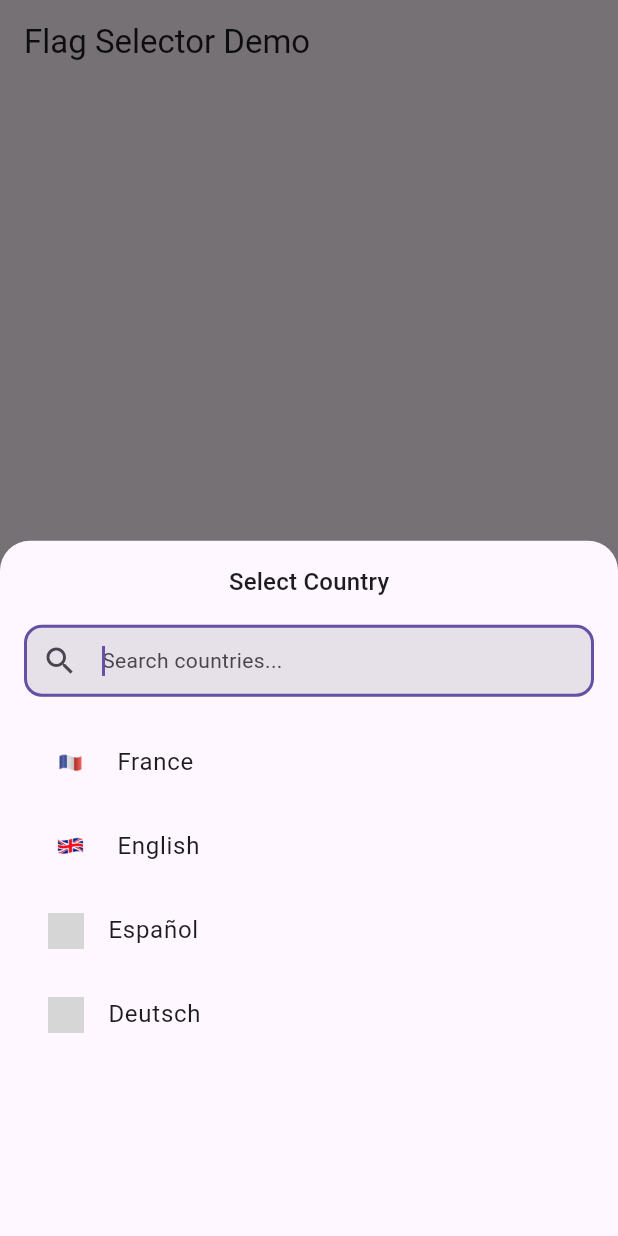
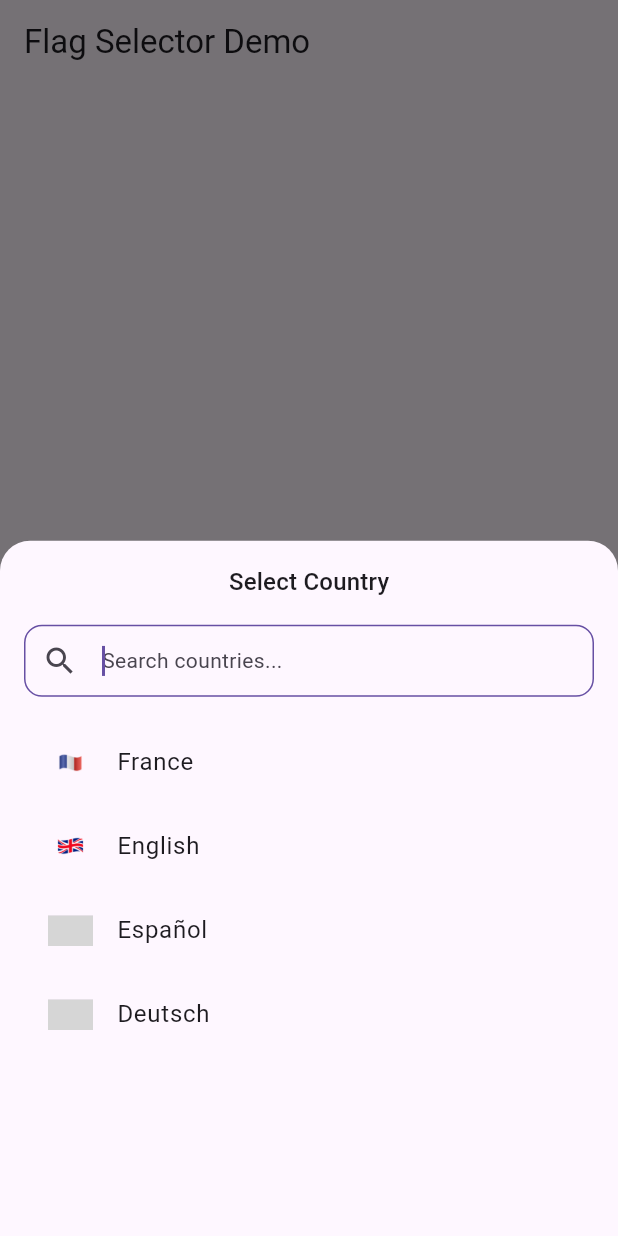
Before and after one commit to kteken10/flutter_flag_selector, a Flutter app: the screen it shows after launch, after a tap on "France", on a phone screen of 412 x 824 dp. Run offline on Flutter 3.47's test engine with Material 3 defaults, Android fonts, the phone set to English and light mode, and no system bars; grey boxes are pictures that could not be loaded.

Commit message:
update search_input  customisable Style

```diff
--- a/lib/src/flag_selector.dart
+++ b/lib/src/flag_selector.dart
@@ -2,135 +2,73 @@ import 'package:flutter/material.dart';
 import 'models/country_model.dart';
 import 'widgets/country_picker.dart';
 
-
-/// Signature for building custom search input widgets
-typedef SearchInputBuilder = Widget Function(BuildContext context);
-
-/// Signature for building custom country list items
+typedef SearchInputBuilder = Widget Function(BuildContext context, TextEditingController controller);
 typedef CountryItemBuilder = Widget Function(BuildContext context, Country country);
-
-/// Signature for building completely custom modal pickers
 typedef ModalPickerBuilder = Widget Function(
   BuildContext context,
   List<Country> countries,
   ValueChanged<Country> onSelected,
 );
 
-/// A customizable country flag selector with modal picker.
-///
-/// This widget provides a compact way to select countries with flags,
-/// and opens a modal picker when tapped. Every aspect of the UI can be customized.
 class FlagSelector extends StatefulWidget {
-  /// List of available countries to select from
   final List<Country> countries;
-
-  /// Initially selected country (by country code)
   final String? initialCountry;
-
-  /// Callback when country selection changes
   final ValueChanged<Country>? onCountryChanged;
 
   // Main selector styling
-  /// Padding around the selector content
   final EdgeInsetsGeometry? padding;
-
-  /// Decoration for the selector container
   final BoxDecoration? decoration;
-
-  /// Space between flag, text and icon
   final double gap;
-
-  /// Fixed width for the selector
   final double? width;
-
-  /// Fixed height for the selector
   final double? height;
 
   // Flag styling
-  /// Width of the flag image
   final double flagWidth;
-
-  /// Height of the flag image
   final double flagHeight;
-
-  /// Custom builder for flag widget
   final Widget Function(BuildContext, Country)? flagBuilder;
 
   // Text styling
-  /// Style for the country name text
   final TextStyle? textStyle;
-
-  /// Custom country name formatter
   final String Function(Country)? countryNameBuilder;
 
   // Dropdown icon
-  /// Custom dropdown icon widget
   final Widget? dropdownIcon;
-
-  /// Size of the dropdown icon
   final double iconSize;
-
-  /// Color of the dropdown icon
   final Color? iconColor;
 
   // Modal customization
-  /// Completely custom modal builder
   final ModalPickerBuilder? modalBuilder;
-
-  /// Style configuration for the default modal
   final CountryPickerStyle? pickerStyle;
-
-  /// Whether to show title in modal
   final bool showModalTitle;
-
-  /// Title text for the modal
   final String? modalTitle;
-
-  /// Style for the modal title
   final TextStyle? modalTitleStyle;
-
-  /// Padding around the modal title
   final EdgeInsetsGeometry? modalTitlePadding;
-
-  /// Height factor for the modal (0.0 to 1.0)
   final double modalHeightFactor;
 
   // Country list customization
-  /// Custom builder for country list items
   final CountryItemBuilder? countryItemBuilder;
-
-  /// Padding for country list items
   final EdgeInsetsGeometry? countryItemPadding;
-
-  /// Fixed height for country list items
   final double? countryItemHeight;
-
-  /// Background color for country items
   final Color? countryItemColor;
-
-  /// Background color for selected country item
   final Color? selectedCountryItemColor;
 
   // Search customization
-  /// Custom search input builder
   final SearchInputBuilder? searchBuilder;
-
-  /// Decoration for the search input field
   final InputDecoration? searchDecoration;
-
-  /// Text style for the search input
   final TextStyle? searchTextStyle;
-
-  /// Hint text for the search input
   final String? searchHintText;
-
-  /// Padding around the search input
   final EdgeInsetsGeometry? searchPadding;
-
-  /// Whether to show search input in modal
   final bool showSearch;
 
-  /// Creates a flag selector widget
+  // Search container styling
+  final Color? searchContainerColor;
+  final BorderRadius? searchContainerBorderRadius;
+  final BoxBorder? searchContainerBorder;
+  final List<BoxShadow>? searchContainerShadow;
+  final EdgeInsetsGeometry? searchContainerMargin;
+  final EdgeInsetsGeometry? searchContainerPadding;
+  final EdgeInsetsGeometry? searchInputPadding;
+
   const FlagSelector({
     super.key,
     this.countries = defaultCountries,
@@ -167,6 +105,13 @@ class FlagSelector extends StatefulWidget {
     this.searchHintText = 'Search countries...',
     this.searchPadding,
     this.showSearch = true,
+    this.searchContainerColor,
+    this.searchContainerBorderRadius,
+    this.searchContainerBorder,
+    this.searchContainerShadow,
+    this.searchContainerMargin,
+    this.searchContainerPadding,
+    this.searchInputPadding,
   });
 
   @override
@@ -182,7 +127,6 @@ class _FlagSelectorState extends State<FlagSelector> {
     _selectedCountry = _findInitialCountry();
   }
 
-  /// Finds the initial country based on initialCountry code
   Country _findInitialCountry() {
     if (widget.initialCountry != null) {
       return widget.countries.firstWhere(
@@ -193,7 +137,6 @@ class _FlagSelectorState extends State<FlagSelector> {
     return widget.countries.first;
   }
 
-  /// Opens the country picker modal
   void _openCountryPicker(BuildContext context) {
     if (widget.modalBuilder != null) {
       showModalBottomSheet(
@@ -219,6 +162,13 @@ class _FlagSelectorState extends State<FlagSelector> {
             titleStyle: widget.modalTitleStyle ?? Theme.of(context).textTheme.titleMedium,
             modalHeight: widget.modalHeightFactor,
             padding: const EdgeInsets.all(16),
+            searchContainerColor: widget.searchContainerColor,
+            searchContainerBorderRadius: widget.searchContainerBorderRadius,
+            searchContainerBorder: widget.searchContainerBorder,
+            searchContainerShadow: widget.searchContainerShadow,
+            searchContainerMargin: widget.searchContainerMargin,
+            searchContainerPadding: widget.searchContainerPadding,
+            searchInputPadding: widget.searchInputPadding,
           ),
           showTitle: widget.showModalTitle,
           title: widget.modalTitle,
--- a/lib/src/widgets/country_picker.dart
+++ b/lib/src/widgets/country_picker.dart
@@ -1,37 +1,28 @@
+import 'dart:async';
+
 import 'package:flutter/material.dart';
 import '../../flutter_flag_selector.dart';
 import 'search_input.dart';
 
-/// Style configuration for the country picker modal
-///
-/// This class allows customization of the modal's appearance including
-/// background color, border radius, title style, and dimensions.
 class CountryPickerStyle {
-  /// Background color of the modal
   final Color? backgroundColor;
-
-  /// Border radius of the modal
   final BorderRadius? borderRadius;
-
-  /// Text style for the modal title
   final TextStyle? titleStyle;
-
-  /// Height factor of the modal (0.0 to 1.0 relative to screen height)
   final double? modalHeight;
-
-  /// Padding around the modal content
   final EdgeInsetsGeometry? padding;
-
-  /// Padding around the modal title
   final EdgeInsetsGeometry? titlePadding;
-
-  /// Color of dividers between country items
   final Color? dividerColor;
-
-  /// Thickness of dividers between country items
   final double? dividerThickness;
 
-  /// Creates a style for the country picker modal
+  // Search container styling
+  final Color? searchContainerColor;
+  final BorderRadius? searchContainerBorderRadius;
+  final BoxBorder? searchContainerBorder;
+  final List<BoxShadow>? searchContainerShadow;
+  final EdgeInsetsGeometry? searchContainerMargin;
+  final EdgeInsetsGeometry? searchContainerPadding;
+  final EdgeInsetsGeometry? searchInputPadding;
+
   const CountryPickerStyle({
     this.backgroundColor,
     this.borderRadius,
@@ -41,71 +32,37 @@ class CountryPickerStyle {
     this.titlePadding,
     this.dividerColor,
     this.dividerThickness,
+    this.searchContainerColor,
+    this.searchContainerBorderRadius,
+    this.searchContainerBorder,
+    this.searchContainerShadow,
+    this.searchContainerMargin,
+    this.searchContainerPadding,
+    this.searchInputPadding,
   });
 }
 
-/// A customizable modal country picker with search functionality
-///
-/// This widget displays a scrollable list of countries in a modal bottom sheet,
-/// with optional search functionality. It's typically used in conjunction with
-/// [FlagSelector].
-class CountryPicker extends StatelessWidget {
-  /// List of countries to display in the picker
+class CountryPicker extends StatefulWidget {
   final List<Country> countries;
+  final ValueChanged<Country> onSelected;
+  final CountryPickerStyle style;
+  final bool showTitle;
+  final String? title;
+  final EdgeInsetsGeometry? titlePadding;
+  final Widget Function(BuildContext, Country)? countryItemBuilder;
+  final EdgeInsetsGeometry? countryItemPadding;
+  final double? countryItemHeight;
+  final Color? countryItemColor;
+  final Color? selectedCountryItemColor;
+  final SearchInputBuilder? searchBuilder;
+  final InputDecoration? searchDecoration;
+  final TextStyle? searchTextStyle;
+  final String? searchHintText;
+  final EdgeInsetsGeometry? searchPadding;
+  final bool showSearch;
+  final Duration? searchDebounceDuration;
+  final Country? initiallySelectedCountry;
 
-  /// Callback when a country is selected
-  final ValueChanged<Country> onSelected;
-
-  /// Style configuration for the picker modal
-  final CountryPickerStyle style;
-
-  /// Whether to show the title at the top of the modal
-  final bool showTitle;
-
-  /// Title text to display at the top of the modal
-  final String? title;
-
-  /// Padding around the title
-  final EdgeInsetsGeometry? titlePadding;
-
-  // Country list customization
-
-  /// Builder for custom country list items
-  final Widget Function(BuildContext, Country)? countryItemBuilder;
-
-  /// Padding for each country list item
-  final EdgeInsetsGeometry? countryItemPadding;
-
-  /// Fixed height for country list items
-  final double? countryItemHeight;
-
-  /// Background color for country items
-  final Color? countryItemColor;
-
-  /// Background color for the selected country item
-  final Color? selectedCountryItemColor;
-
-  // Search customization
-
-  /// Builder for custom search input widget
-  final SearchInputBuilder? searchBuilder;
-
-  /// Decoration for the default search input field
-  final InputDecoration? searchDecoration;
-
-  /// Text style for the search input
-  final TextStyle? searchTextStyle;
-
-  /// Hint text for the search input
-  final String? searchHintText;
-
-  /// Padding around the search input
-  final EdgeInsetsGeometry? searchPadding;
-
-  /// Whether to show the search input field
-  final bool showSearch;
-
-  /// Creates a country picker widget
   const CountryPicker({
     super.key,
     required this.countries,
@@ -125,48 +82,127 @@ class CountryPicker extends StatelessWidget {
     this.searchHintText,
     this.searchPadding,
     this.showSearch = true,
+    this.searchDebounceDuration,
+    this.initiallySelectedCountry,
   });
+
+  @override
+  State<CountryPicker> createState() => _CountryPickerState();
+}
+
+class _CountryPickerState extends State<CountryPicker> {
+  late final ValueNotifier<String> _searchNotifier;
+  late final TextEditingController _searchController;
+  Timer? _debounceTimer;
+
+  @override
+  void initState() {
+    super.initState();
+    _searchNotifier = ValueNotifier('');
+    _searchController = TextEditingController();
+  }
+
+  @override
+  void dispose() {
+    _searchNotifier.dispose();
+    _searchController.dispose();
+    _debounceTimer?.cancel();
+    super.dispose();
+  }
+
+  void _onSearchChanged(String value) {
+    _debounceTimer?.cancel();
+    _debounceTimer = Timer(
+      widget.searchDebounceDuration ?? const Duration(milliseconds: 300),
+      () => _searchNotifier.value = value,
+    );
+  }
+
+  List<Country> _filterCountries(String searchValue) {
+    if (searchValue.isEmpty) return widget.countries;
+    return widget.countries
+        .where((country) =>
+            country.name.toLowerCase().contains(searchValue.toLowerCase()) ||
+            country.code.toLowerCase().contains(searchValue.toLowerCase()))
+        .toList();
+  }
 
   @override
   Widget build(BuildContext context) {
     return Container(
       constraints: BoxConstraints(
-        maxHeight: MediaQuery.of(context).size.height * (style.modalHeight ?? 0.7),
+        maxHeight: MediaQuery.of(context).size.height * (widget.style.modalHeight ?? 0.7),
       ),
       decoration: BoxDecoration(
-        color: style.backgroundColor ?? Theme.of(context).canvasColor,
-        borderRadius: style.borderRadius ?? const BorderRadius.vertical(
-          top: Radius.circular(20)),
+        color: widget.style.backgroundColor ?? Theme.of(context).canvasColor,
+        borderRadius: widget.style.borderRadius ??
+            const BorderRadius.vertical(top: Radius.circular(20)),
       ),
-      padding: style.padding ?? const EdgeInsets.all(16),
+      padding: widget.style.padding ?? const EdgeInsets.all(16),
       child: Column(
         children: [
-          if (showTitle && title != null)
+          if (widget.showTitle && widget.title != null)
             Padding(
-              padding: titlePadding ?? style.titlePadding ?? const EdgeInsets.only(bottom: 16),
+              padding: widget.titlePadding ??
+                  widget.style.titlePadding ??
+                  const EdgeInsets.only(bottom: 16),
               child: Text(
-                title!,
-                style: style.titleStyle ?? Theme.of(context).textTheme.titleMedium,
+                widget.title!,
+                style: widget.style.titleStyle ??
+                    Theme.of(context).textTheme.titleMedium,
               ),
             ),
-          if (showSearch)
+          if (widget.showSearch)
             Padding(
-              padding: searchPadding ?? EdgeInsets.zero,
-              child: searchBuilder?.call(context) ?? SearchInput(
-                decoration: searchDecoration,
-                textStyle: searchTextStyle,
-                hintText: searchHintText ?? 'Search countries...',
-                autofocus: true,
-              ),
+              padding: widget.searchPadding ?? EdgeInsets.zero,
+              child: widget.searchBuilder?.call(context, _searchController) ??
+                  SearchInput(
+                    controller: _searchController,
+                    decoration: widget.searchDecoration,
+                    textStyle: widget.searchTextStyle,
+                    hintText: widget.searchHintText ?? 'Search countries...',
+                    autofocus: true,
+                    onChanged: _onSearchChanged,
+                    suffixIcon: _searchController.text.isNotEmpty
+                        ? IconButton(
+                            icon: const Icon(Icons.clear),
+                            onPressed: () {
+                              _searchController.clear();
+                              _searchNotifier.value = '';
+                            },
+                          )
+                        : null,
+                    containerColor: widget.style.searchContainerColor,
+                    containerBorderRadius: widget.style.searchContainerBorderRadius,
+                    containerBorder: widget.style.searchContainerBorder,
+                    containerShadow: widget.style.searchContainerShadow,
+                    margin: widget.style.searchContainerMargin,
+                    padding: widget.style.searchContainerPadding,
+                    inputPadding: widget.style.searchInputPadding,
+                  ),
             ),
-          if (showSearch) const SizedBox(height: 16),
+          if (widget.showSearch) const SizedBox(height: 16),
           Expanded(
-            child: ListView.builder(
-              itemCount: countries.length,
-              itemBuilder: (context, index) {
-                final country = countries[index];
-                return countryItemBuilder?.call(context, country) ??
-                    _buildDefaultCountryItem(context, country);
+            child: ValueListenableBuilder<String>(
+              valueListenable: _searchNotifier,
+              builder: (context, searchValue, _) {
+                final filteredCountries = _filterCountries(searchValue);
+                return filteredCountries.isEmpty
+                    ? _buildEmptyState()
+                    : ListView.builder(
+                        itemCount: filteredCountries.length,
+                        itemBuilder: (context, index) {
+                          final country = filteredCountries[index];
+                          final isSelected = widget.initiallySelectedCountry != null &&
+                              widget.initiallySelectedCountry!.code == country.code;
+                          return widget.countryItemBuilder?.call(context, country) ??
+                              _buildDefaultCountryItem(
+                                context,
+                                country,
+                                isSelected: isSelected,
+                              );
+                        },
+                      );
               },
             ),
           ),
@@ -175,25 +211,63 @@ class CountryPicker extends StatelessWidget {
     );
   }
 
-  /// Builds the default country list item widget
-  Widget _buildDefaultCountryItem(BuildContext context, Country country) {
+  Widget _buildEmptyState() {
+    return Center(
+      child: Column(
+        mainAxisAlignment: MainAxisAlignment.center,
+        children: [
+          const Icon(Icons.search_off, size: 48),
+          const SizedBox(height: 16),
+          Text(
+            'No countries found',
+            style: Theme.of(context).textTheme.titleMedium,
+          ),
+          const SizedBox(height: 8),
+          Text(
+            'Try a different search',
+            style: Theme.of(context).textTheme.bodyMedium,
+          ),
+        ],
+      ),
+    );
+  }
+
+  Widget _buildDefaultCountryItem(
+    BuildContext context,
+    Country country, {
+    bool isSelected = false,
+  }) {
     return Container(
-      height: countryItemHeight,
-      color: countryItemColor,
+      height: widget.countryItemHeight,
+      color: isSelected
+          ? widget.selectedCountryItemColor ?? Theme.of(context).highlightColor
+          : widget.countryItemColor,
       child: ListTile(
-        contentPadding: countryItemPadding,
+        contentPadding: widget.countryItemPadding,
         leading: Image.asset(
           'packages/flutter_flag_selector/assets/images/${country.code}.png',
           width: 30,
           height: 20,
-          errorBuilder: (_, __, ___) => const Icon(Icons.flag),
+          errorBuilder: (_, __, ___) => Container(
+            width: 30,
+            height: 20,
+            decoration: BoxDecoration(
+              color: Colors.grey[200],
+              border: Border.all(color: Colors.grey),
+            ),
+            child: const Icon(Icons.flag, size: 16),
+          ),
         ),
         title: Text(country.name),
+        trailing: isSelected ? const Icon(Icons.check) : null,
         onTap: () {
-          onSelected(country);
+          widget.onSelected(country);
           Navigator.pop(context);
         },
       ),
     );
   }
 }
+
+typedef SearchInputBuilder = Widget Function(
+    BuildContext context, TextEditingController controller);
--- a/lib/src/widgets/search_input.dart
+++ b/lib/src/widgets/search_input.dart
@@ -1,51 +1,30 @@
 import 'package:flutter/material.dart';
 
-/// A customizable search input field with built-in styling defaults
-///
-/// This widget provides a ready-to-use search input with optional customization
-/// for all visual aspects. It includes default search icon and styling that
-/// matches Material Design guidelines while allowing full customization.
 class SearchInput extends StatefulWidget {
-  /// Controller for the search text field
   final TextEditingController? controller;
-
-  /// Decoration for the input field (overrides other styling parameters)
   final InputDecoration? decoration;
-
-  /// Text style for the input text
   final TextStyle? textStyle;
-
-  /// Hint text displayed when the input is empty
   final String hintText;
-
-  /// Callback when the text changes
   final ValueChanged<String>? onChanged;
-
-  /// Whether the field should autofocus when displayed
   final bool autofocus;
-
-  /// Focus node for controlling focus programmatically
   final FocusNode? focusNode;
 
-  /// Padding around the search field
+  // Container styling
   final EdgeInsetsGeometry? padding;
+  final Color? containerColor;
+  final BorderRadius? containerBorderRadius;
+  final BoxBorder? containerBorder;
+  final List<BoxShadow>? containerShadow;
+  final EdgeInsetsGeometry? margin;
 
-  /// Background fill color
+  // Input field styling
   final Color? fillColor;
+  final double? borderRadius;
+  final Widget? prefixIcon;
+  final Widget? suffixIcon;
+  final EdgeInsetsGeometry? contentPadding;
+  final EdgeInsetsGeometry? inputPadding;
 
-  /// Border radius for the input field
-  final double? borderRadius;
-
-  /// Widget to display before the input (defaults to search icon)
-  final Widget? prefixIcon;
-
-  /// Widget to display after the input
-  final Widget? suffixIcon;
-
-  /// Padding around the input content
-  final EdgeInsetsGeometry? contentPadding;
-
-  /// Creates a search input field
   const SearchInput({
     super.key,
     this.controller,
@@ -56,11 +35,17 @@ class SearchInput extends StatefulWidget {
     this.autofocus = false,
     this.focusNode,
     this.padding,
+    this.containerColor,
+    this.containerBorderRadius,
+    this.containerBorder,
+    this.containerShadow,
+    this.margin,
     this.fillColor,
     this.borderRadius,
     this.prefixIcon,
     this.suffixIcon,
     this.contentPadding,
+    this.inputPadding,
   });
 
   @override
@@ -78,7 +63,6 @@ class _SearchInputState extends State<SearchInput> {
 
   @override
   void dispose() {
-    // Only dispose the controller if we created it ourselves
     if (widget.controller == null) {
       _controller.dispose();
     }
@@ -88,6 +72,15 @@ class _SearchInputState extends State<SearchInput> {
   @override
   Widget build(BuildContext context) {
     return Container(
+      margin: widget.margin,
+      padding: widget.inputPadding,
+      decoration: BoxDecoration(
+        color: widget.containerColor,
+        borderRadius: widget.containerBorderRadius,
+        border: widget.containerBorder,
+        boxShadow: widget.containerShadow,
+      ),
+      child: Padding(
         padding: widget.padding ?? EdgeInsets.zero,
         child: TextField(
           controller: _controller,
@@ -97,10 +90,10 @@ class _SearchInputState extends State<SearchInput> {
           decoration: widget.decoration ?? _defaultDecoration(context),
           onChanged: widget.onChanged,
         ),
+      ),
     );
   }
 
-  /// Creates the default input decoration with fallback to theme values
   InputDecoration _defaultDecoration(BuildContext context) {
     return InputDecoration(
       hintText: widget.hintText,
@@ -108,16 +101,22 @@ class _SearchInputState extends State<SearchInput> {
       suffixIcon: widget.suffixIcon,
       border: OutlineInputBorder(
         borderRadius: BorderRadius.circular(widget.borderRadius ?? 12),
-        borderSide: BorderSide(
-          color: Theme.of(context).dividerColor,
+        borderSide: BorderSide(color: Theme.of(context).dividerColor),
       ),
+      enabledBorder: OutlineInputBorder(
+        borderRadius: BorderRadius.circular(widget.borderRadius ?? 12),
+        borderSide: BorderSide(color: Theme.of(context).dividerColor),
+      ),
+      focusedBorder: OutlineInputBorder(
+        borderRadius: BorderRadius.circular(widget.borderRadius ?? 12),
+        borderSide: BorderSide(color: Theme.of(context).primaryColor),
       ),
       filled: true,
-      fillColor: widget.fillColor ?? Theme.of(context).inputDecorationTheme.fillColor,
-      contentPadding: widget.contentPadding ?? const EdgeInsets.symmetric(
-        horizontal: 16,
-        vertical: 12,
-      ),
+      fillColor: widget.fillColor ??
+          Theme.of(context).inputDecorationTheme.fillColor ??
+          Theme.of(context).colorScheme.surface,
+      contentPadding: widget.contentPadding ??
+          const EdgeInsets.symmetric(horizontal: 16, vertical: 12),
     );
   }
 }
```
Lines whose indentation alone changed are shown as unchanged.
